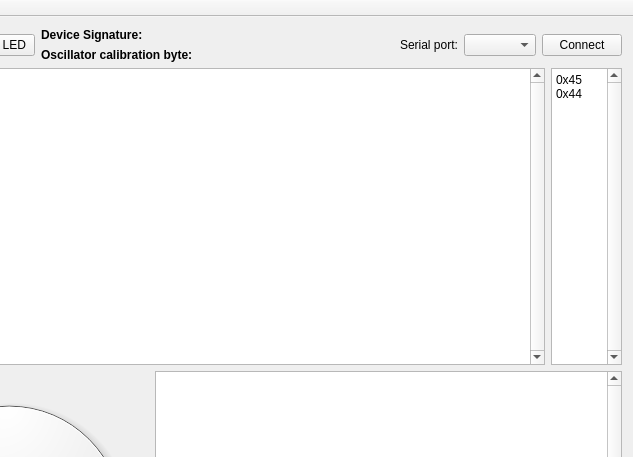
Old version of the form Qt_GUI/mainwindow.ui in the repository jarkko-hautakorpi/arduhdlc-qt-gui-example; both pictures show x 142 to 775 and y 0 to 457 of the 775 by 728 pixel window.
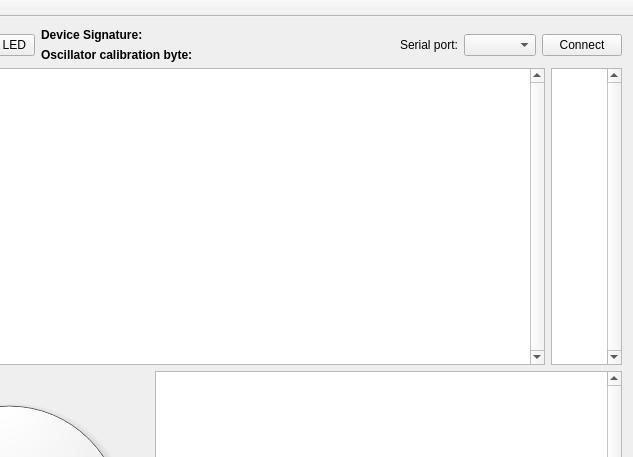
New version of the form.

Commit message: Empty the debugging textarea for HEX value.

The edit to the form file:
```diff
--- a/Qt_GUI/mainwindow.ui
+++ b/Qt_GUI/mainwindow.ui
@@ -57,7 +57,7 @@
              </font>
             </property>
             <property name="text">
-             <string notr="true"> </string>
+             <string notr="true"/>
             </property>
             <property name="textFormat">
              <enum>Qt::PlainText</enum>
@@ -90,7 +90,7 @@
              </font>
             </property>
             <property name="text">
-             <string notr="true"> </string>
+             <string notr="true"/>
             </property>
             <property name="textFormat">
              <enum>Qt::PlainText</enum>
@@ -160,8 +160,7 @@
          <enum>Qt::ScrollBarAlwaysOn</enum>
         </property>
         <property name="plainText">
-         <string>0x45
-0x44</string>
+         <string/>
         </property>
        </widget>
       </item>
```
